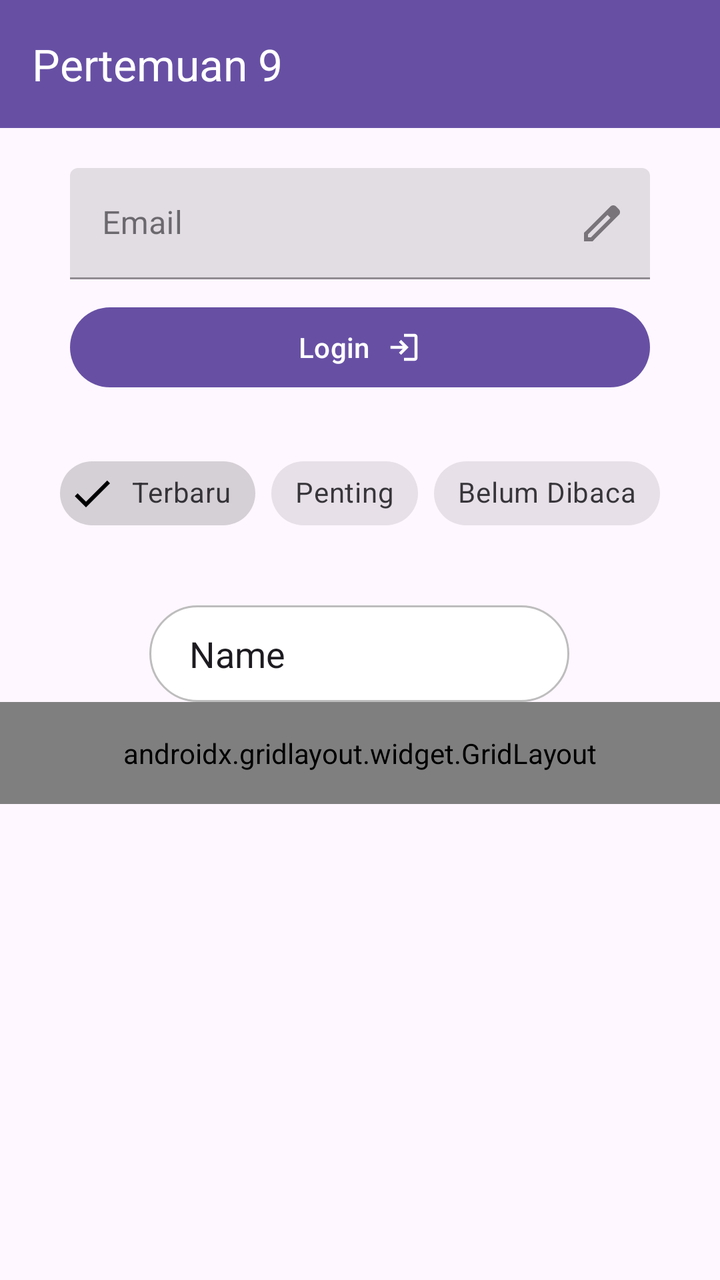
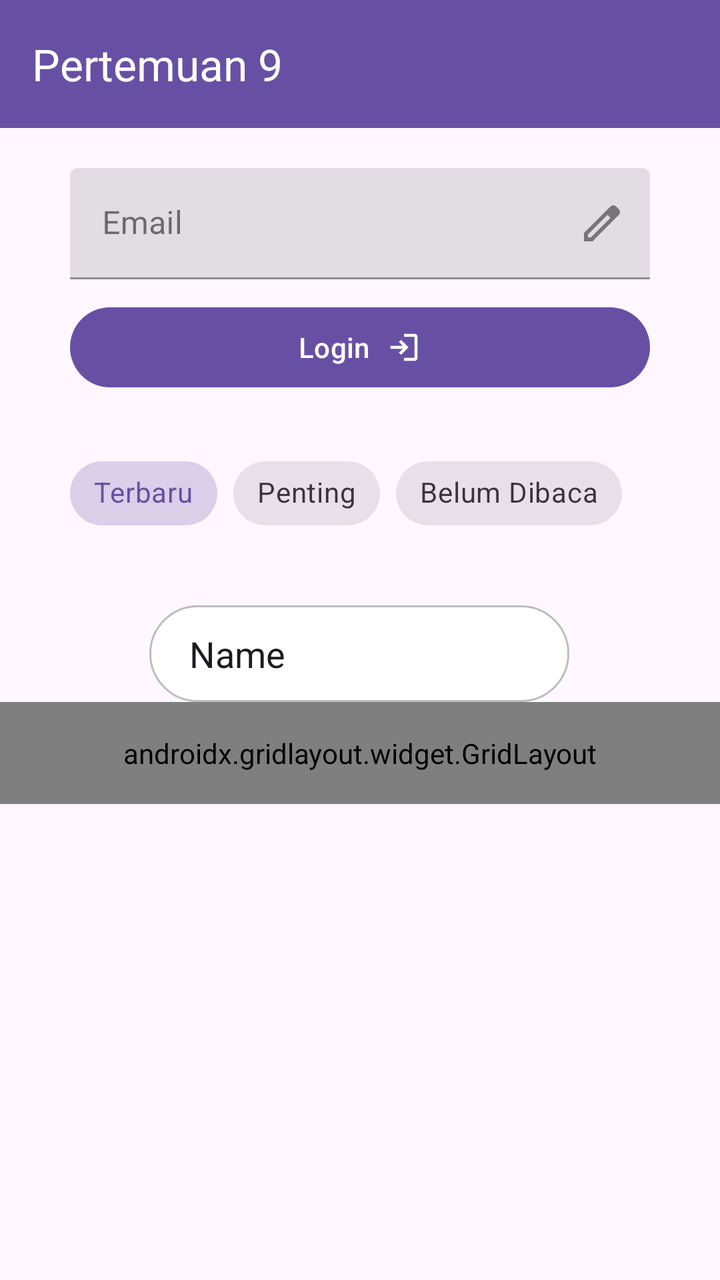

An Android layout rendered at two revisions. The XML below is the earlier revision; the diff shows what the commit changed to produce the second picture.
<!-- AndroidManifest.xml: application theme Theme.MersyaApps -->
<!-- res/layout/activity_ninth.xml -->
<?xml version="1.0" encoding="utf-8"?>
<androidx.constraintlayout.widget.ConstraintLayout xmlns:android="http://schemas.android.com/apk/res/android"
    xmlns:app="http://schemas.android.com/apk/res-auto"
    xmlns:tools="http://schemas.android.com/tools"
    android:id="@+id/main"
    android:layout_width="match_parent"
    android:layout_height="match_parent"
    tools:context=".Home.pertemuan9.NinthActivity">

    <androidx.appcompat.widget.Toolbar
        android:id="@+id/toolbar"
        android:layout_width="match_parent"
        android:layout_height="?attr/actionBarSize"
        android:background="?attr/colorPrimary"
        app:titleTextColor="@android:color/white"
        app:title="Pertemuan 9"
        app:layout_scrollFlags="scroll|enterAlways"/>

    <com.google.android.material.textfield.TextInputLayout
        android:id="@+id/textInputLayout"
        style="@style/Widget.MaterialComponents.TextInputLayout.FilledBox"
        android:layout_width="match_parent"
        android:layout_height="wrap_content"
        android:layout_marginHorizontal="35dp"
        android:layout_marginTop="20dp"
        android:hint="Email"
        app:layout_constraintEnd_toEndOf="parent"
        app:layout_constraintStart_toStartOf="parent"
        app:layout_constraintTop_toBottomOf="@+id/toolbar"
        app:endIconMode="custom"
        app:endIconDrawable="@drawable/ic_edit">

        <com.google.android.material.textfield.TextInputEditText
            android:id="@+id/etEmail"
            android:layout_width="match_parent"
            android:layout_height="wrap_content"
            android:inputType="textEmailAddress" />
    </com.google.android.material.textfield.TextInputLayout>

    <com.google.android.material.button.MaterialButton
        android:id="@+id/btnLogin"
        android:layout_width="match_parent"
        android:layout_height="wrap_content"
        android:layout_marginHorizontal="35dp"
        android:layout_marginTop="10dp"
        android:text="Login"
        app:icon="@drawable/ic_login"
        app:iconGravity="textEnd"
        app:layout_constraintEnd_toEndOf="parent"
        app:layout_constraintStart_toStartOf="parent"
        app:layout_constraintTop_toBottomOf="@+id/textInputLayout"
        app:rippleColor="@color/bg"/>

    <com.google.android.material.chip.ChipGroup
        android:id="@+id/chipGroupFilter"
        android:layout_width="wrap_content"
        android:layout_height="wrap_content"
        android:layout_marginTop="25dp"
        app:layout_constraintEnd_toEndOf="parent"
        app:layout_constraintStart_toStartOf="parent"
        app:layout_constraintTop_toBottomOf="@+id/btnLogin"
        app:singleSelection="true">

        <com.google.android.material.chip.Chip
            android:id="@+id/chipTerbaru"
            style="@style/Widget.MaterialComponents.Chip.Filter"
            android:layout_width="wrap_content"
            android:layout_height="wrap_content"
            android:checked="true"
            android:text="Terbaru" />

        <com.google.android.material.chip.Chip
            android:id="@+id/chipPenting"
            style="@style/Widget.MaterialComponents.Chip.Filter"
            android:layout_width="wrap_content"
            android:layout_height="wrap_content"
            android:text="Penting" />

        <com.google.android.material.chip.Chip
            android:id="@+id/chipBelumDibaca"
            style="@style/Widget.MaterialComponents.Chip.Filter"
            android:layout_width="wrap_content"
            android:layout_height="wrap_content"
            android:text="Belum Dibaca" />

    </com.google.android.material.chip.ChipGroup>


    <EditText
        android:id="@+id/editTextText"
        android:layout_width="wrap_content"
        android:layout_height="wrap_content"
        android:layout_marginTop="32dp"
        android:background="@drawable/edit_text_backgorund"
        android:ems="10"
        android:inputType="text"
        android:text="Name"
        app:layout_constraintBottom_toBottomOf="parent"
        app:layout_constraintEnd_toEndOf="parent"
        app:layout_constraintHorizontal_bias="0.497"
        app:layout_constraintStart_toStartOf="parent"
        app:layout_constraintTop_toBottomOf="@+id/chipGroupFilter"
        app:layout_constraintVertical_bias="0.0" />

    <androidx.gridlayout.widget.GridLayout
        android:layout_width="match_parent"
        android:layout_height="wrap_content"
        android:padding="16dp"
        app:columnCount="2"
        app:layout_constraintEnd_toEndOf="parent"
        app:layout_constraintStart_toStartOf="parent"
        app:layout_constraintTop_toBottomOf="@+id/editTextText"
        app:useDefaultMargins="true">

        <com.google.android.material.button.MaterialButton
            android:text="Menu 1"
            app:layout_columnWeight="1"
            app:layout_gravity="fill_horizontal"
            app:icon="@drawable/ic_home"
            app:iconGravity="top"
            app:iconSize="40sp"/>

        <com.google.android.material.button.MaterialButton
            android:text="Menu 2"
            app:layout_columnWeight="1"
            app:layout_gravity="fill_horizontal"
            app:icon="@drawable/ic_home"
            app:iconGravity="top"
            app:iconSize="40sp"/>

        <com.google.android.material.button.MaterialButton
            android:text="Menu 3"
            app:layout_columnWeight="1"
            app:layout_gravity="fill_horizontal"
            app:icon="@drawable/ic_home"
            app:iconGravity="top"
            app:iconSize="40sp"/>

        <com.google.android.material.button.MaterialButton
            android:text="Menu 4"
            app:layout_columnWeight="1"
            app:layout_gravity="fill_horizontal"
            app:icon="@drawable/ic_home"
            app:iconGravity="top"
            app:iconSize="40sp"/>

        <com.google.android.material.button.MaterialButton
            android:text="Menu 5"
            app:layout_columnWeight="1"
            app:layout_gravity="fill_horizontal"
            app:icon="@drawable/ic_home"
            app:iconGravity="top"
            app:iconSize="40sp"/>

        <com.google.android.material.button.MaterialButton
            android:text="Menu 6"
            app:layout_columnWeight="1"
            app:layout_gravity="fill_horizontal"
            app:icon="@drawable/ic_home"
            app:iconGravity="top"
            app:iconSize="40sp"/>


    </androidx.gridlayout.widget.GridLayout>
</androidx.constraintlayout.widget.ConstraintLayout>
<!-- resources referenced by this layout -->
<resources>
  <color name="bg">#9AE91377</color>
  <!-- drawable edit_text_backgorund (drawable) -->
  <?xml version="1.0" encoding="utf-8"?>
  <shape xmlns:android="http://schemas.android.com/apk/res/android"
      android:shape="rectangle">
  
      
      <solid android:color="#FFFFFF" />
  
      
      <stroke
          android:width="1dp"
          android:color="#BDBDBD" />
  
      
      <corners android:radius="30dp" />
  
      
      <padding
          android:left="20dp"
          android:top="12dp"
          android:right="12dp"
          android:bottom="12dp" />
  </shape>
  <!-- drawable ic_edit (drawable) -->
  <vector xmlns:android="http://schemas.android.com/apk/res/android" android:height="24dp" android:tint="#000000" android:viewportHeight="960" android:viewportWidth="960" android:width="24dp">
        
      <path android:fillColor="@android:color/white" android:pathData="M200,760L257,760L648,369L591,312L200,703L200,760ZM120,840L120,670L648,143Q660,132 674.5,126Q689,120 705,120Q721,120 736,126Q751,132 762,144L817,200Q829,211 834.5,226Q840,241 840,256Q840,272 834.5,286.5Q829,301 817,313L290,840L120,840ZM760,256L760,256L704,200L704,200L760,256ZM619,341L591,312L591,312L648,369L648,369L619,341Z"/>
      
  </vector>
  <!-- drawable ic_home (drawable) -->
  <vector xmlns:android="http://schemas.android.com/apk/res/android" android:height="24dp" android:tint="#000000" android:viewportHeight="960" android:viewportWidth="960" android:width="24dp">
        
      <path android:fillColor="@android:color/white" android:pathData="M183.5,776.5Q160,753 160,720Q160,687 183.5,663.5Q207,640 240,640Q273,640 296.5,663.5Q320,687 320,720Q320,753 296.5,776.5Q273,800 240,800Q207,800 183.5,776.5ZM423.5,776.5Q400,753 400,720Q400,687 423.5,663.5Q447,640 480,640Q513,640 536.5,663.5Q560,687 560,720Q560,753 536.5,776.5Q513,800 480,800Q447,800 423.5,776.5ZM663.5,776.5Q640,753 640,720Q640,687 663.5,663.5Q687,640 720,640Q753,640 776.5,663.5Q800,687 800,720Q800,753 776.5,776.5Q753,800 720,800Q687,800 663.5,776.5ZM183.5,536.5Q160,513 160,480Q160,447 183.5,423.5Q207,400 240,400Q273,400 296.5,423.5Q320,447 320,480Q320,513 296.5,536.5Q273,560 240,560Q207,560 183.5,536.5ZM423.5,536.5Q400,513 400,480Q400,447 423.5,423.5Q447,400 480,400Q513,400 536.5,423.5Q560,447 560,480Q560,513 536.5,536.5Q513,560 480,560Q447,560 423.5,536.5ZM663.5,536.5Q640,513 640,480Q640,447 663.5,423.5Q687,400 720,400Q753,400 776.5,423.5Q800,447 800,480Q800,513 776.5,536.5Q753,560 720,560Q687,560 663.5,536.5ZM183.5,296.5Q160,273 160,240Q160,207 183.5,183.5Q207,160 240,160Q273,160 296.5,183.5Q320,207 320,240Q320,273 296.5,296.5Q273,320 240,320Q207,320 183.5,296.5ZM423.5,296.5Q400,273 400,240Q400,207 423.5,183.5Q447,160 480,160Q513,160 536.5,183.5Q560,207 560,240Q560,273 536.5,296.5Q513,320 480,320Q447,320 423.5,296.5ZM663.5,296.5Q640,273 640,240Q640,207 663.5,183.5Q687,160 720,160Q753,160 776.5,183.5Q800,207 800,240Q800,273 776.5,296.5Q753,320 720,320Q687,320 663.5,296.5Z"/>
      
  </vector>
  <!-- drawable ic_login (drawable) -->
  <vector xmlns:android="http://schemas.android.com/apk/res/android" android:autoMirrored="true" android:height="24dp" android:tint="#000000" android:viewportHeight="960" android:viewportWidth="960" android:width="24dp">
        
      <path android:fillColor="@android:color/white" android:pathData="M480,840L480,760L760,760Q760,760 760,760Q760,760 760,760L760,200Q760,200 760,200Q760,200 760,200L480,200L480,120L760,120Q793,120 816.5,143.5Q840,167 840,200L840,760Q840,793 816.5,816.5Q793,840 760,840L480,840ZM400,680L345,622L447,520L120,520L120,440L447,440L345,338L400,280L600,480L400,680Z"/>
      
  </vector>
  <style name="Theme.MersyaApps" parent="Base.Theme.MersyaApps" />
  <style name="Base.Theme.MersyaApps" parent="Theme.Material3.DayNight.NoActionBar">
          
          
      </style>
</resources>

<!-- the commit's change to res/layout/activity_ninth.xml (unified diff, before → after) -->
@@ -1,7 +1,7 @@
 <?xml version="1.0" encoding="utf-8"?>
 <androidx.constraintlayout.widget.ConstraintLayout xmlns:android="http://schemas.android.com/apk/res/android"
     xmlns:app="http://schemas.android.com/apk/res-auto"
-    xmlns:tools="http://schemas.android.com/tools"
+    xmlns:tools="http://tools.android.com/tools"
     android:id="@+id/main"
     android:layout_width="match_parent"
     android:layout_height="match_parent"
@@ -14,7 +14,9 @@
         android:background="?attr/colorPrimary"
         app:titleTextColor="@android:color/white"
         app:title="Pertemuan 9"
-        app:layout_scrollFlags="scroll|enterAlways"/>
+        app:layout_constraintTop_toTopOf="parent"
+        app:layout_constraintStart_toStartOf="parent"
+        app:layout_constraintEnd_toEndOf="parent"/>
 
     <com.google.android.material.textfield.TextInputLayout
         android:id="@+id/textInputLayout"
@@ -53,9 +55,10 @@
 
     <com.google.android.material.chip.ChipGroup
         android:id="@+id/chipGroupFilter"
-        android:layout_width="wrap_content"
+        android:layout_width="match_parent"
         android:layout_height="wrap_content"
         android:layout_marginTop="25dp"
+        android:layout_marginHorizontal="35dp"
         app:layout_constraintEnd_toEndOf="parent"
         app:layout_constraintStart_toStartOf="parent"
         app:layout_constraintTop_toBottomOf="@+id/btnLogin"
@@ -63,7 +66,7 @@
 
         <com.google.android.material.chip.Chip
             android:id="@+id/chipTerbaru"
-            style="@style/Widget.MaterialComponents.Chip.Filter"
+            style="@style/Widget.MaterialComponents.Chip.Choice"
             android:layout_width="wrap_content"
             android:layout_height="wrap_content"
             android:checked="true"
@@ -71,20 +74,19 @@
 
         <com.google.android.material.chip.Chip
             android:id="@+id/chipPenting"
-            style="@style/Widget.MaterialComponents.Chip.Filter"
+            style="@style/Widget.MaterialComponents.Chip.Choice"
             android:layout_width="wrap_content"
             android:layout_height="wrap_content"
             android:text="Penting" />
 
         <com.google.android.material.chip.Chip
             android:id="@+id/chipBelumDibaca"
-            style="@style/Widget.MaterialComponents.Chip.Filter"
+            style="@style/Widget.MaterialComponents.Chip.Choice"
             android:layout_width="wrap_content"
             android:layout_height="wrap_content"
             android:text="Belum Dibaca" />
 
     </com.google.android.material.chip.ChipGroup>
-
 
     <EditText
         android:id="@+id/editTextText"
@@ -95,12 +97,10 @@
         android:ems="10"
         android:inputType="text"
         android:text="Name"
-        app:layout_constraintBottom_toBottomOf="parent"
         app:layout_constraintEnd_toEndOf="parent"
         app:layout_constraintHorizontal_bias="0.497"
         app:layout_constraintStart_toStartOf="parent"
-        app:layout_constraintTop_toBottomOf="@+id/chipGroupFilter"
-        app:layout_constraintVertical_bias="0.0" />
+        app:layout_constraintTop_toBottomOf="@+id/chipGroupFilter" />
 
     <androidx.gridlayout.widget.GridLayout
         android:layout_width="match_parent"
@@ -160,6 +160,5 @@
             app:iconGravity="top"
             app:iconSize="40sp"/>
 
-
     </androidx.gridlayout.widget.GridLayout>
 </androidx.constraintlayout.widget.ConstraintLayout>
